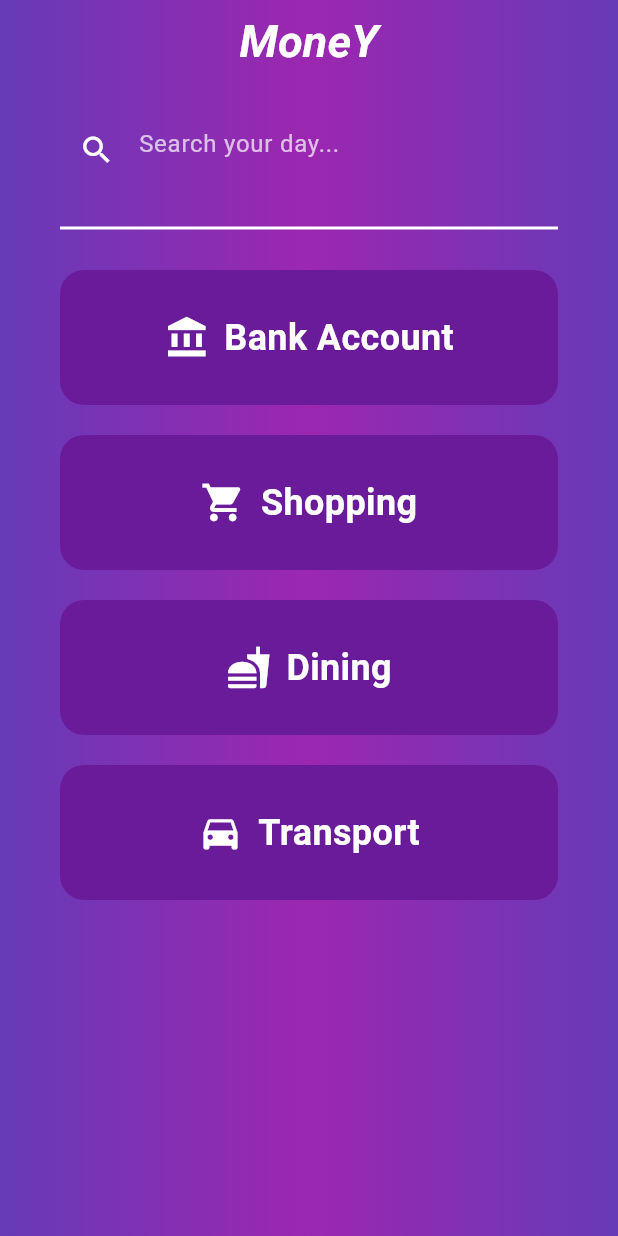
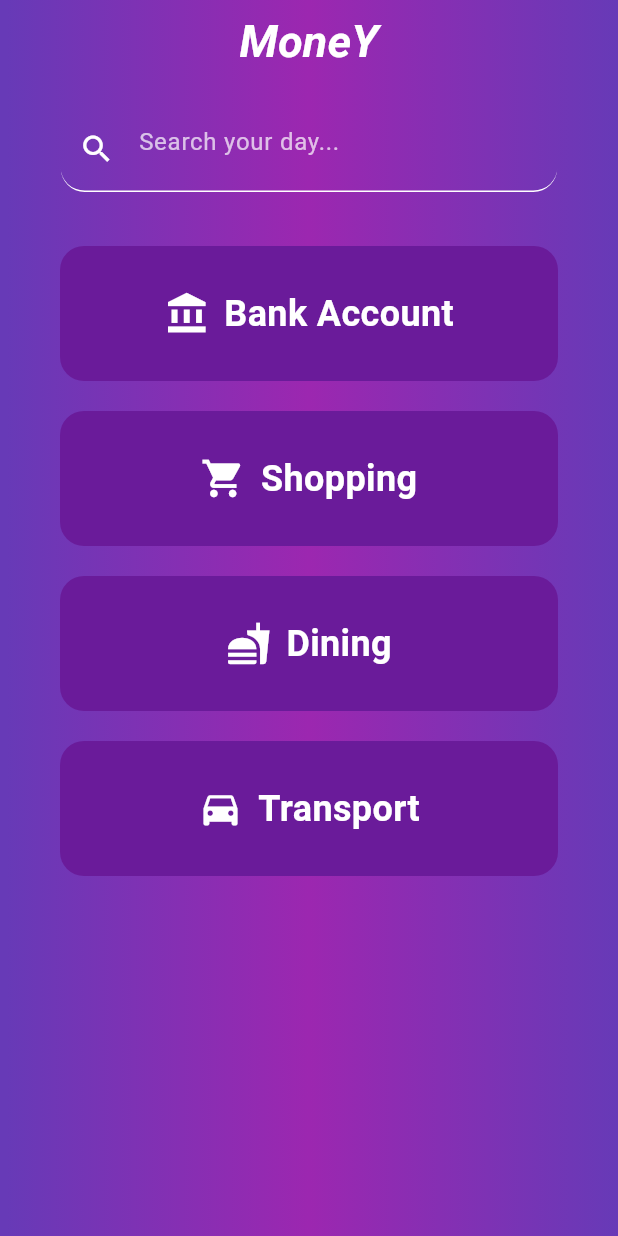
Before and after one commit to Pathirana99/Flutter, a Flutter app: the screen it shows after launch, on a phone screen of 412 x 824 dp. Run offline on Flutter 3.47's test engine with Material 3 defaults, Android fonts, the phone set to English and light mode, and no system bars; our stand-ins replace device_preview.

Commit message:
Update main.dart

```diff
--- a/appl/lib/main.dart
+++ b/appl/lib/main.dart
@@ -90,6 +90,9 @@ class _HomeState extends State<Home> {
                 decoration: BoxDecoration(
                   color: Colors.transparent,
                   borderRadius: BorderRadius.circular(16),
+                  border: Border(
+                      bottom: BorderSide(color: Colors.white)
+                  ),
                 ),
                 child: TextField(
                   onChanged: (value) {
@@ -103,23 +106,23 @@ class _HomeState extends State<Home> {
                     prefixIcon: const Icon(Icons.search, color: Colors.white),
                     filled: true,
                     fillColor: Colors.transparent,
-                    border: InputBorder.none, // Removes the default border
+                    border: InputBorder.none,
                     contentPadding: const EdgeInsets.symmetric(
-                      vertical: 20, // Adjust the vertical padding
-                      horizontal: 16, // Adjust horizontal padding
+                      vertical: 20,
+                      horizontal: 16,
                     ),
                   ),
-                  style: const TextStyle(color: Colors.white), // Adjust text color
+                  style: const TextStyle(color: Colors.white),
                 ),
               ),
             ),
-            Padding(
-              padding: const EdgeInsets.only(top: 0.0, left: 40.0, right: 40.0),
-              child: Divider(
-                color: Colors.white,
-                thickness: 2,
-              ),
-            ),
+            // Padding(
+            //   padding: const EdgeInsets.only(top: 0.0, left: 40.0, right: 40.0),
+            //   child: Divider(
+            //     color: Colors.white,
+            //     thickness: 2,
+            //   ),
+            // ),
             Expanded(
               child: ListView.builder(
                 padding: const EdgeInsets.symmetric(vertical: 10),
```
